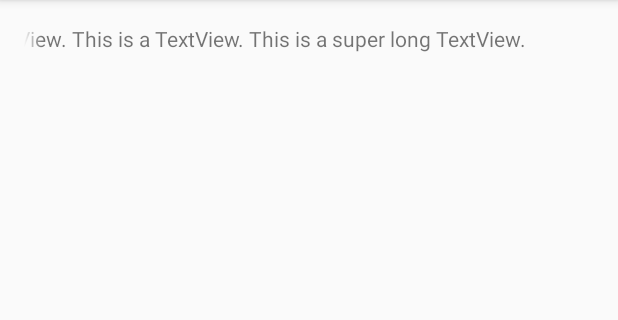
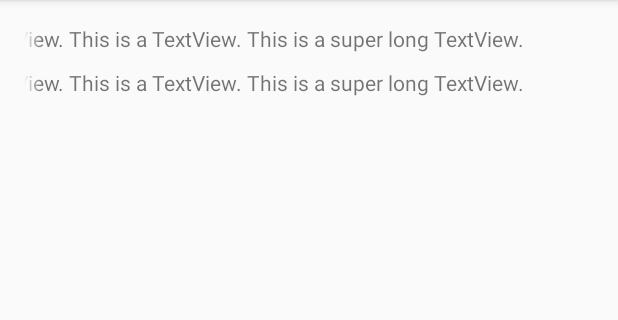
Before and after one commit to EifrIgel/practice, an Android app: the screen it shows after launch (MainActivity), on a phone screen of 412 x 824 dp, the part 84-404 px from its top. Run offline under Robolectric (Android 15) with nearby library versions, the phone set to English and light mode, and no system bars.

Commit message:
ordinary case

```diff
--- /dev/null
+++ b/android/MyApplication/app/src/main/java/com/example/crush/marqueetextview/MarqueeText.java
@@ -0,0 +1,27 @@
+package com.example.crush.marqueetextview;
+
+import android.content.Context;
+import android.util.AttributeSet;
+import android.widget.TextView;
+
+
+/**
+ * Created by crush on 7/13/15.
+ */
+public class MarqueeText extends TextView{
+    public MarqueeText(Context context) {
+        super(context);
+    }
+
+    public MarqueeText(Context context, AttributeSet attrs, int defstyle) {
+        super(context, attrs, defstyle);
+    }
+    public MarqueeText(Context context, AttributeSet attrs) {
+        super(context, attrs);
+    }
+
+    @Override
+    public boolean isFocused() {
+        return true;
+    }
+}
--- a/android/MyApplication/app/src/main/res/layout/activity_main.xml
+++ b/android/MyApplication/app/src/main/res/layout/activity_main.xml
@@ -1,3 +1,5 @@
+
+<!--The early solution can't make the two textview marquee -->
 <RelativeLayout xmlns:android="http://schemas.android.com/apk/res/android"
     xmlns:tools="http://schemas.android.com/tools" android:layout_width="match_parent"
     android:layout_height="match_parent" android:paddingLeft="@dimen/activity_horizontal_margin"
@@ -5,7 +7,20 @@
     android:paddingTop="@dimen/activity_vertical_margin"
     android:paddingBottom="@dimen/activity_vertical_margin" tools:context=".MainActivity">
 
-    <TextView android:text="@string/hello_world"
+    <com.example.crush.marqueetextview.MarqueeText
+        android:id="@+id/textview1"
+        android:text="@string/hello_world"
+        android:layout_width="wrap_content"
+        android:layout_height="wrap_content"
+        android:singleLine="true"
+        android:ellipsize="marquee"
+        android:focusable="true"
+        android:focusableInTouchMode="true"/>
+
+    <com.example.crush.marqueetextview.MarqueeText
+        android:layout_below="@+id/textview1"
+        android:layout_marginTop="10dp"
+        android:text="@string/hello_world"
         android:layout_width="wrap_content"
         android:layout_height="wrap_content"
         android:singleLine="true"
```
